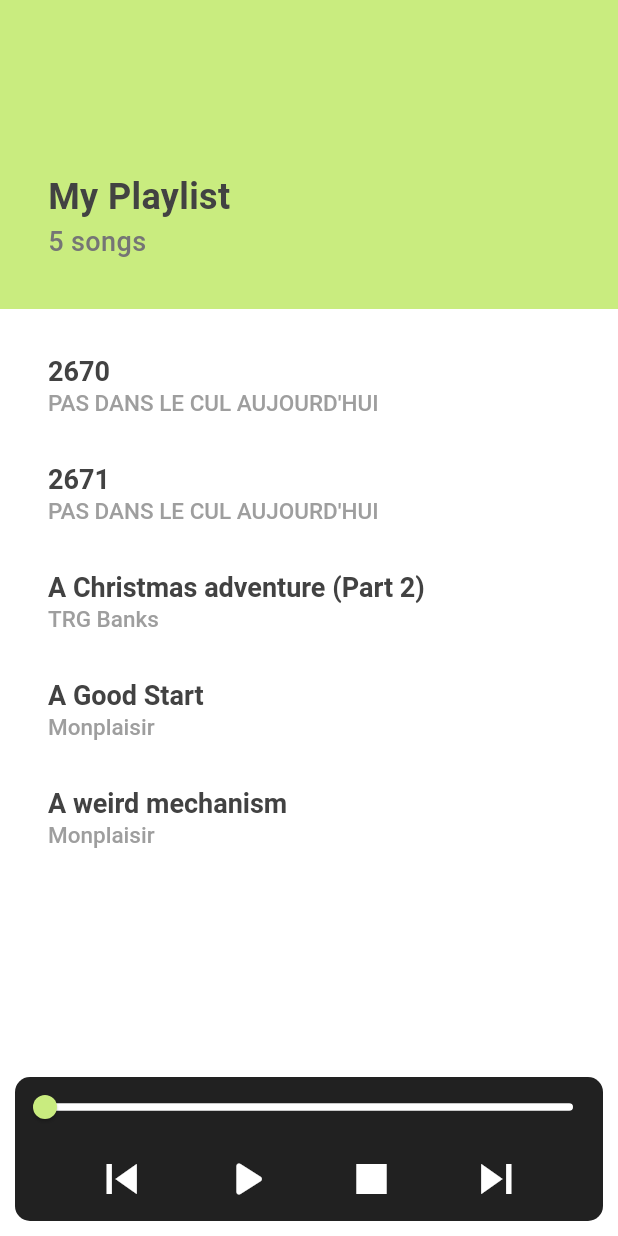
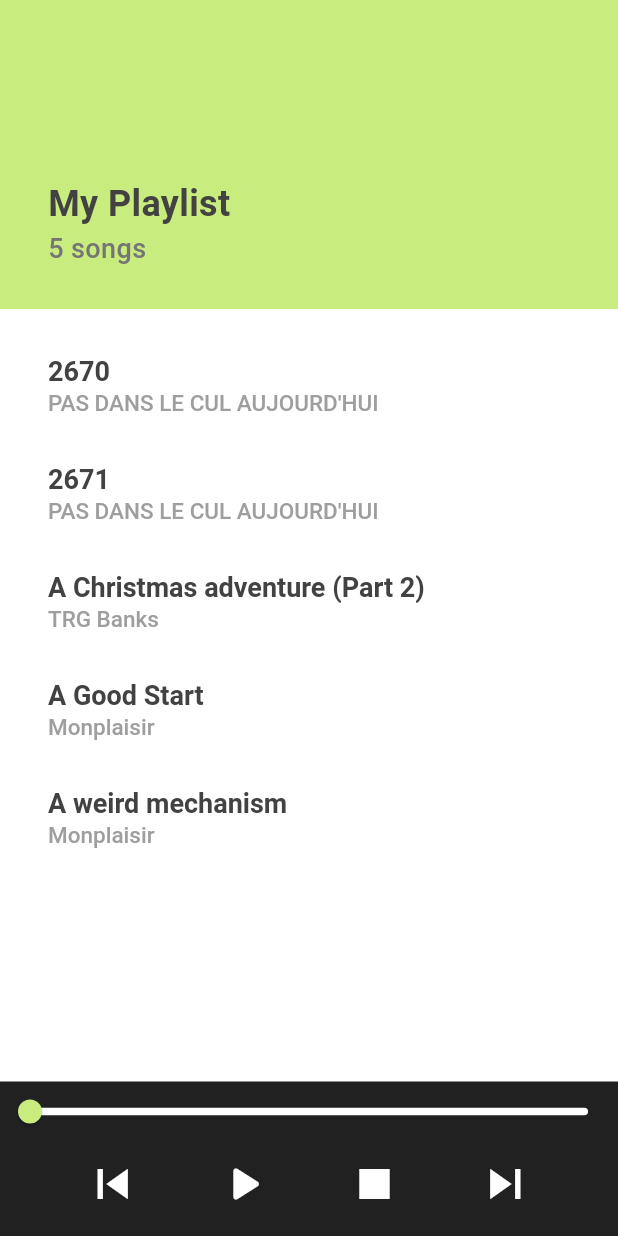
Before and after one commit to hsser/audio_player_test, a Flutter app: the screen it shows after launch, on a phone screen of 412 x 824 dp. Run offline on Flutter 3.47's test engine with Material 3 defaults, Android fonts, the phone set to English and light mode, and no system bars; our stand-ins replace audioplayers.

Commit message:
Refactor audio player UI and functionality

```diff
--- a/lib/my_audio_player.dart
+++ b/lib/my_audio_player.dart
@@ -13,7 +13,6 @@ class MyAudioPlayer extends StatefulWidget {
 class _MyPlayerState extends State<MyAudioPlayer> {
   AudioPlayer audioPlayer = AudioPlayer();
   PlayerState playerState = PlayerState.paused;
-  //Duration currentSongDuration = const Duration();
   Duration currentPosition = const Duration();
   Song? currentSong;
   int? currentSongIndex;
@@ -28,13 +27,6 @@ class _MyPlayerState extends State<MyAudioPlayer> {
         playerState = state;
       });
     });
-
-    // // Listen to the duration changes of the current song, used to update the slider
-    // audioPlayer.onDurationChanged.listen((Duration duration) {
-    //   setState(() {
-    //     currentSongDuration = duration;
-    //   });
-    // });
 
     // Listen to the position changes of the current song, used to update the slider
     audioPlayer.onPositionChanged.listen((Duration position) {
@@ -51,6 +43,7 @@ class _MyPlayerState extends State<MyAudioPlayer> {
   @override
   void dispose() {
     super.dispose(); // Call the super class
+    audioPlayer.stop(); // Stop the audio player
     audioPlayer.dispose(); // Dispose the audio player
     audioPlayer.release(); // Release the audio player
   }
@@ -110,10 +103,10 @@ class _MyPlayerState extends State<MyAudioPlayer> {
               crossAxisAlignment: CrossAxisAlignment.start,
               children: [
                 SizedBox(
-                  height: MediaQuery.of(context).size.height * 0.1,
+                  height: MediaQuery.of(context).size.height * 0.125,
                 ),
                 Padding(
-                  padding: const EdgeInsets.only(left: 16, top: 16),
+                  padding: const EdgeInsets.only(left: 16),
                   child: Text(
                     'My Playlist',
                     style: TextStyle(
@@ -174,11 +167,9 @@ class _MyPlayerState extends State<MyAudioPlayer> {
             ),
           ),
           Container(
-            decoration: BoxDecoration(
-              borderRadius: BorderRadius.circular(10),
-              color: Colors.grey.shade900,
-            ),
-            margin: const EdgeInsets.all(10),
+            width: double.infinity,
+            height: MediaQuery.of(context).size.height * 0.125,
+            color: Colors.grey.shade900,
             child: Column(
               children: [
                 SliderTheme(
```
Also changed, not shown: 3 other files.
